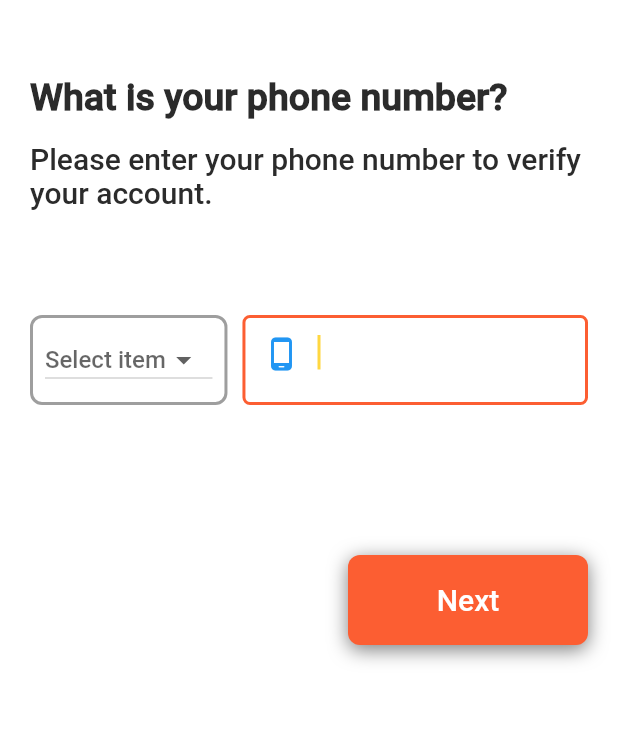
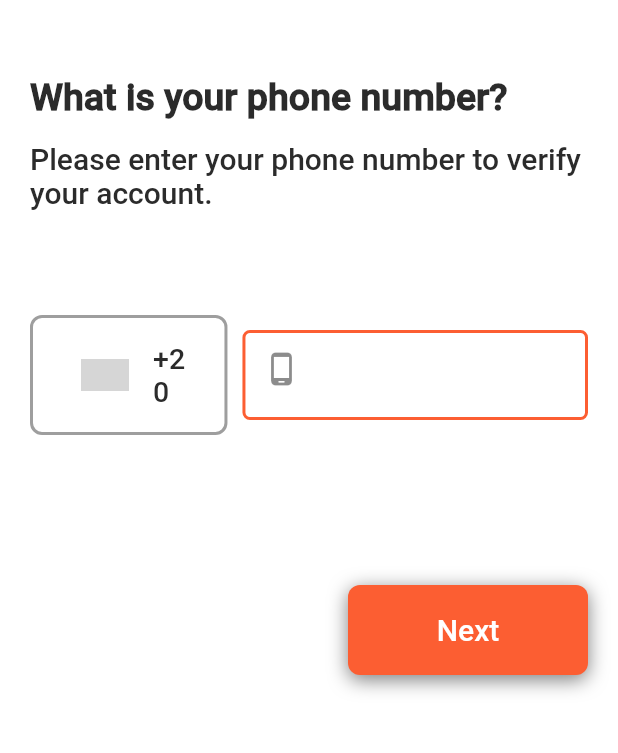
Before and after one commit to eslammongy/FirebaseAuth, a Flutter app: the screen it shows after launch, on a phone screen of 412 x 824 dp, the part 255-1008 px from its top. Run offline on Flutter 3.47's test engine with Material 2 defaults, Android fonts, the phone set to English and light mode, and no system bars; drawn by our look-alikes of country_code_picker; our stand-ins replace bloc, firebase_auth, firebase_core, flushbar, flutter_bloc, hexcolor and 2 more; missing offline and left inert: dart:ffi; accounts and stored records are empty; grey boxes are pictures that could not be loaded.

Commit message:
create DropDwonMenu for countries key

```diff
--- a/lib/logic/cubit/phone_auth_cubit.dart
+++ b/lib/logic/cubit/phone_auth_cubit.dart
@@ -4,15 +4,13 @@ import 'package:bloc/bloc.dart';
 import 'package:firebase_auth/firebase_auth.dart';
 import 'package:flutter/material.dart';
 import 'package:flutter_bloc/flutter_bloc.dart';
-import 'package:flutter_maps/data/drop_down_menu.dart';
 import 'package:meta/meta.dart';
 
 part 'phone_auth_state.dart';
 
 class PhoneAuthCubit extends Cubit<PhoneAuthState> {
-  String countryKey;
+  String countryKey = "+20";
   String verificationCode;
-  Item selectedCountry;
 
   static PhoneAuthCubit get(context) => BlocProvider.of(context);
   PhoneAuthCubit() : super(PhoneAuthInitial());
@@ -20,7 +18,7 @@ class PhoneAuthCubit extends Cubit<PhoneAuthState> {
   Future<void> submitUserPhoneNumber(String phoneNum) async {
     emit(PhoneAuthLoading());
     await FirebaseAuth.instance.verifyPhoneNumber(
-        phoneNumber: "+2$phoneNum",
+        phoneNumber: "$countryKey$phoneNum",
         verificationCompleted: verificationCompleted,
         timeout: const Duration(seconds: 15),
         verificationFailed: verificationFailed,
@@ -28,6 +26,8 @@ class PhoneAuthCubit extends Cubit<PhoneAuthState> {
         codeAutoRetrievalTimeout: (String verificationId) {
           print("codeAutoRetrievalTimeout : $verificationId");
         });
+
+    print("*** $countryKey$phoneNum *********");
   }
 
   void verificationCompleted(PhoneAuthCredential credential) async {
--- a/lib/presentaion/screens/Verify_phone_number.dart
+++ b/lib/presentaion/screens/Verify_phone_number.dart
@@ -3,7 +3,6 @@ import 'package:flutter_bloc/flutter_bloc.dart';
 import 'package:flutter_maps/constants/colors.dart';
 import 'package:flutter_maps/constants/strings.dart';
 import 'package:flutter_maps/logic/cubit/phone_auth_cubit.dart';
-import 'package:flutter_maps/presentaion/screens/create_user_account.dart';
 import 'package:flutter_maps/presentaion/widget/button_shape.dart';
 import 'package:flutter_maps/presentaion/widget/loading_dialog.dart';
 import 'package:flutter_maps/presentaion/widget/upper_view.dart';
--- a/lib/presentaion/screens/phone_auth.dart
+++ b/lib/presentaion/screens/phone_auth.dart
@@ -1,3 +1,4 @@
+import 'package:country_code_picker/country_code_picker.dart';
 import 'package:flutter/material.dart';
 import 'package:flutter_bloc/flutter_bloc.dart';
 import 'package:flutter_maps/constants/colors.dart';
@@ -36,7 +37,7 @@ class PhoneAuthScreen extends StatelessWidget {
                     "What is your phone number?",
                     "Please enter your phone number to verify your account.",
                     ''),
-                buildPhoneFormField(emailTextController),
+                buildPhoneFormField(context, emailTextController),
                 SizedBox(
                   height: 100,
                 ),
@@ -92,15 +93,16 @@ class PhoneAuthScreen extends StatelessWidget {
     }
   }
 
-  Widget buildPhoneFormField(TextEditingController textEditingController) {
+  Widget buildPhoneFormField(
+      BuildContext context, TextEditingController textEditingController) {
+    var width = MediaQuery.of(context).size.width * 0.75;
+    var height = MediaQuery.of(context).size.height * 0.65;
     return Row(
       mainAxisAlignment: MainAxisAlignment.spaceBetween,
       children: [
         Expanded(
           flex: 4,
           child: Container(
-            height: 60,
-            padding: EdgeInsets.all(8),
             decoration: BoxDecoration(
               color: Colors.white,
               borderRadius: BorderRadius.circular(8),
@@ -111,32 +113,21 @@ class PhoneAuthScreen extends StatelessWidget {
             ),
             child: BlocBuilder<PhoneAuthCubit, PhoneAuthState>(
               builder: (context, state) {
-                return Container(
-                  height: 200,
-                  child: DropdownButton<Item>(
-                    hint: Text("Select item"),
-                    value: PhoneAuthCubit.get(context).selectedCountry,
-                    onChanged: (Item value) {
-                      PhoneAuthCubit.get(context).selectedCountry = value;
-                    },
-                    items: items.map((Item user) {
-                      return DropdownMenuItem<Item>(
-                        value: user,
-                        child: Row(
-                          children: <Widget>[
-                            user.icon,
-                            SizedBox(
-                              width: 10,
-                            ),
-                            Text(
-                              user.name,
-                              style: TextStyle(color: Colors.black),
-                            ),
-                          ],
-                        ),
-                      );
-                    }).toList(),
-                  ),
+                return CountryCodePicker(
+                  hideSearch: true,
+                  onChanged: (code) {
+                    PhoneAuthCubit.get(context).countryKey = code.dialCode;
+                    print("****" + PhoneAuthCubit.get(context).countryKey);
+                  },
+                  initialSelection: 'EG',
+                  favorite: ['+20', 'EG'],
+                  dialogTextStyle:
+                      TextStyle(fontSize: 15, color: AppColor.textColor),
+                  textStyle: TextStyle(fontSize: 19, color: AppColor.textColor),
+                  showCountryOnly: true,
+                  dialogSize: Size(width, height),
+                  showOnlyCountryWhenClosed: false,
+                  alignLeft: false,
                 );
               },
             ),
--- a/lib/presentaion/widget/loading_dialog.dart
+++ b/lib/presentaion/widget/loading_dialog.dart
@@ -65,7 +65,7 @@ void showFlushbar(context, String message) {
     margin: EdgeInsets.all(8),
     padding: EdgeInsets.all(15),
     borderRadius: 15,
-    duration: Duration(seconds: 2),
+    duration: Duration(seconds: 8),
     boxShadows: [
       BoxShadow(
         color: Colors.black45,
--- a/lib/presentaion/widget/text_input_feild.dart
+++ b/lib/presentaion/widget/text_input_feild.dart
@@ -31,7 +31,7 @@ Widget textInputField({
         enabled: isClickable,
         onFieldSubmitted: onSubmit,
         onChanged: onChange,
-        autofocus: true,
+        autofocus: false,
         style: TextStyle(
             fontSize: 20,
             fontFamily: "Roboto",
--- a/pubspec.yaml
+++ b/pubspec.yaml
@@ -30,6 +30,7 @@ dependencies:
   hexcolor: ^2.0.5
   flushbar: ^1.10.4
   pin_code_fields: ^7.3.0
+  country_code_picker: ^2.0.2
 
 dev_dependencies:
   flutter_test:
```
Also changed, not shown: pubspec.lock.
